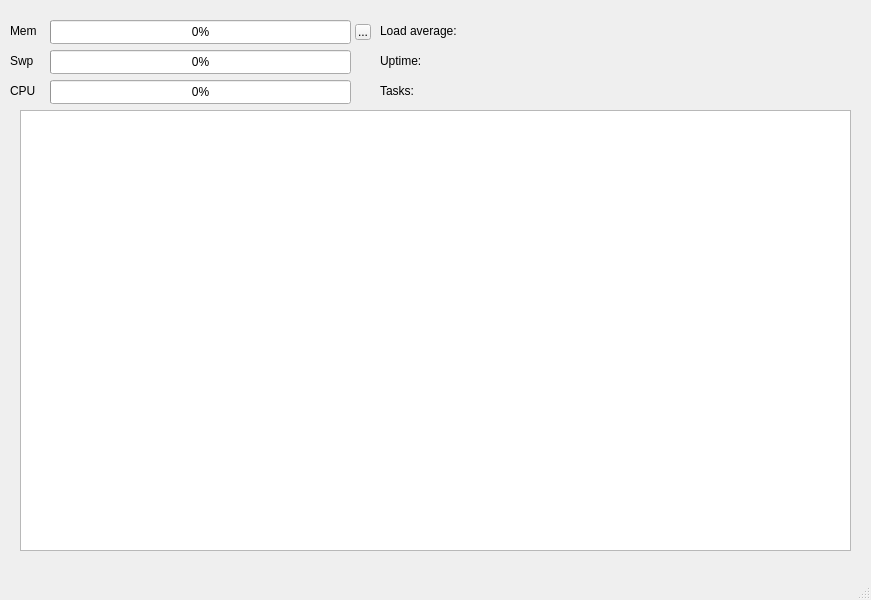
Above: process-monitor/ui/process-monitor/mainwindow.ui from platoneko/os-course-design before the change. Below: the same form after it.
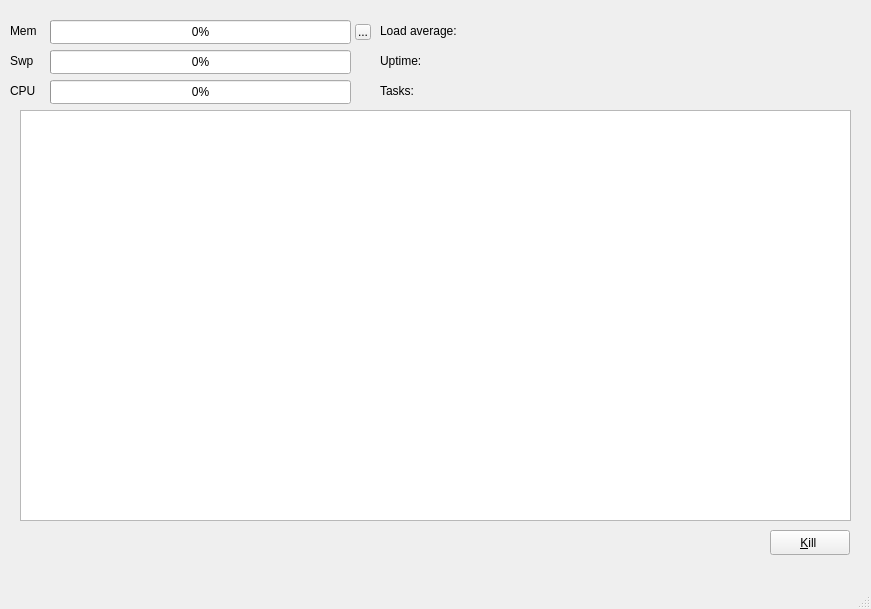
That is the form after the change.

```diff
--- a/process-monitor/ui/process-monitor/mainwindow.ui
+++ b/process-monitor/ui/process-monitor/mainwindow.ui
@@ -7,7 +7,7 @@
     <x>0</x>
     <y>0</y>
     <width>871</width>
-    <height>600</height>
+    <height>609</height>
    </rect>
   </property>
   <property name="windowTitle">
@@ -147,7 +147,7 @@
       <x>20</x>
       <y>110</y>
       <width>831</width>
-      <height>441</height>
+      <height>411</height>
      </rect>
     </property>
     <attribute name="horizontalHeaderVisible">
@@ -199,6 +199,24 @@
      <string>...</string>
     </property>
    </widget>
+   <widget class="QPushButton" name="killButton">
+    <property name="geometry">
+     <rect>
+      <x>770</x>
+      <y>530</y>
+      <width>80</width>
+      <height>25</height>
+     </rect>
+    </property>
+    <property name="font">
+     <font>
+      <underline>false</underline>
+     </font>
+    </property>
+    <property name="text">
+     <string>&amp;Kill </string>
+    </property>
+   </widget>
   </widget>
   <widget class="QMenuBar" name="menubar">
    <property name="geometry">
```
Left out of the diff: 2 changed lines with no effect on the pictures.
